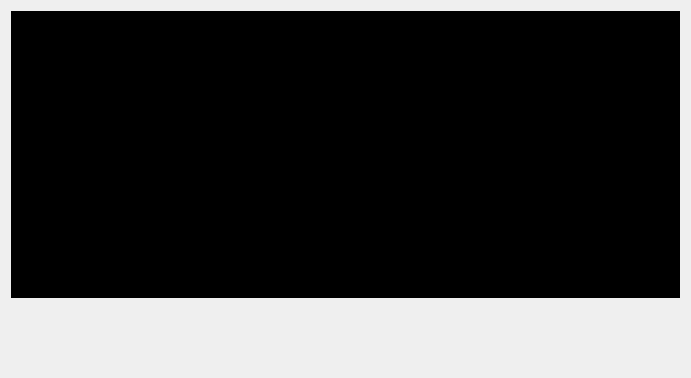
The window that dialogvermuestras.ui (CharlesVD/QKalib) describes before a commit, drawn with Qt 5.
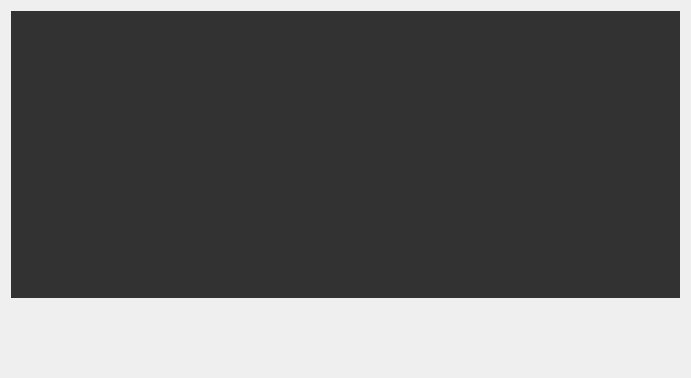
The same window after the commit. Icons and pictures are not drawn.

The edit to the form file:
```diff
--- a/dialogvermuestras.ui
+++ b/dialogvermuestras.ui
@@ -179,7 +179,7 @@
    <item row="0" column="0">
     <widget class="QLabel" name="labelImagenMuestra">
      <property name="styleSheet">
-      <string notr="true">background-color:black;</string>
+      <string notr="true">background:rgb(50,50,50);</string>
      </property>
      <property name="text">
       <string/>
```
